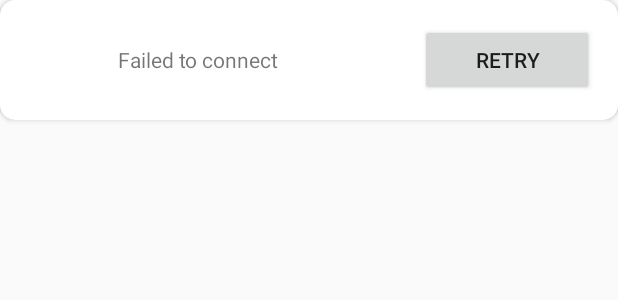
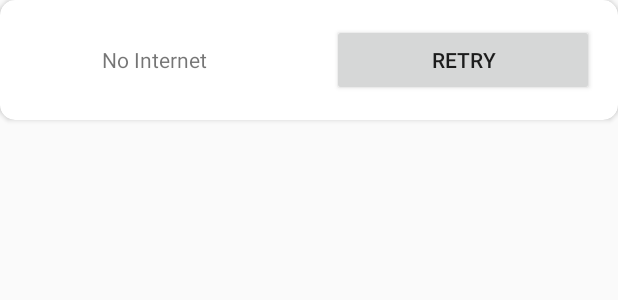
Before and after one commit to omarmetwally/orangetask, an Android app: the layout item_error_message.xml on its own in the app's theme, with its tools: preview values and no code run, on a phone screen of 412 x 824 dp. Shown: the top 300 px of the screen. Run offline under Robolectric (Android 15) with nearby library versions, the phone set to English and light mode, and no system bars.

Commit message:
Button to Open Browser--
Handling No Internet Messages (English & Arabic)

```diff
--- a/app/src/main/res/layout/fragment_article.xml
+++ b/app/src/main/res/layout/fragment_article.xml
@@ -77,7 +77,7 @@
             android:orientation="horizontal">
 
             <ImageView
-                android:id="@+id/floatingActionButton"
+                android:id="@+id/floatingWebBrowser"
                 android:layout_width="76dp"
                 android:layout_height="46dp"
                 android:layout_marginLeft="10dp"
--- a/app/src/main/res/layout/item_error_message.xml
+++ b/app/src/main/res/layout/item_error_message.xml
@@ -17,16 +17,16 @@
             android:layout_margin="16dp"
             android:layout_weight="2"
             android:gravity="center_horizontal"
-            android:text="Failed to connect"
+            android:text="@string/noInternet"
             android:textAlignment="center" />
 
         <Button
             android:id="@+id/btnRetry"
-            android:layout_width="0dp"
+            android:layout_width="wrap_content"
             android:layout_height="wrap_content"
             android:layout_margin="16dp"
             android:layout_weight="1"
-            android:text="Retry" />
+            android:text="@string/rerty" />
     </LinearLayout>
 
 </androidx.cardview.widget.CardView>
--- a/app/src/main/res/values/strings.xml
+++ b/app/src/main/res/values/strings.xml
@@ -5,5 +5,8 @@
     <string name="search">Search</string>
     <string name="api_county_code">us</string>
     <string name="searchbar">Search...</string>
+    <string name="noInternet">No Internet</string>
+    <string name="connectionError">Connection Error</string>
+    <string name="rerty">Retry</string>
 
 </resources>
```
Also changed, not shown: app/src/main/java/com/omar/orangetask/ui/NewsViewModel.kt (+4 -6 lines), app/src/main/java/com/omar/orangetask/ui/fragments/ArticleFragment.kt (+9 -8 lines), 1 other file.
